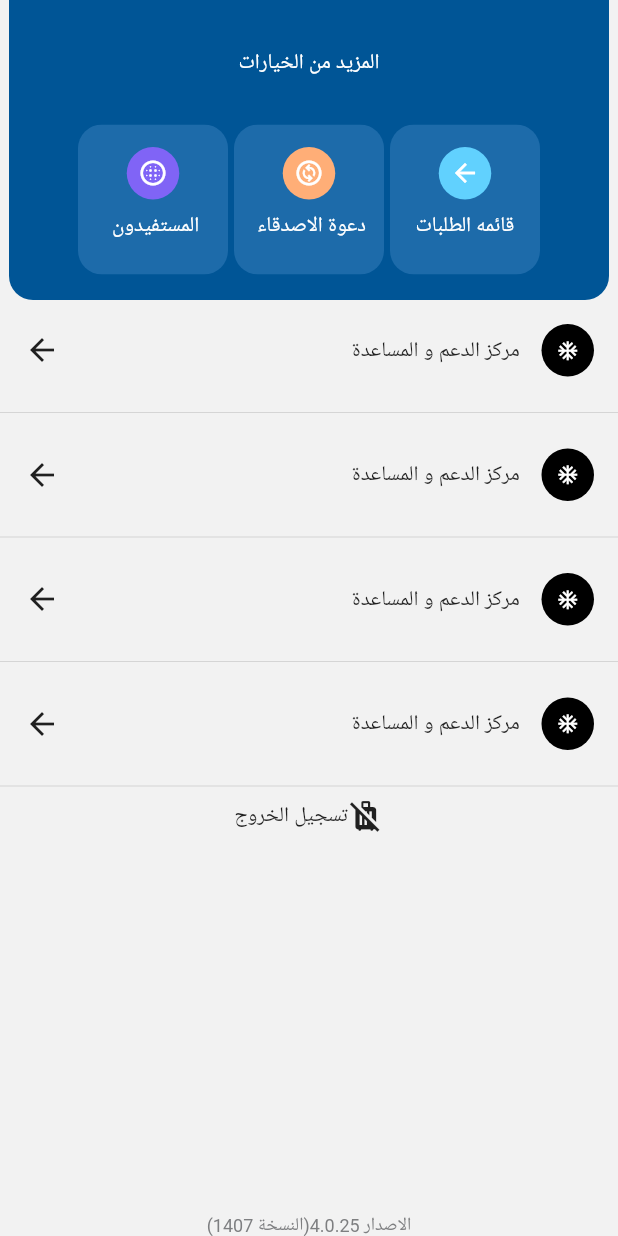
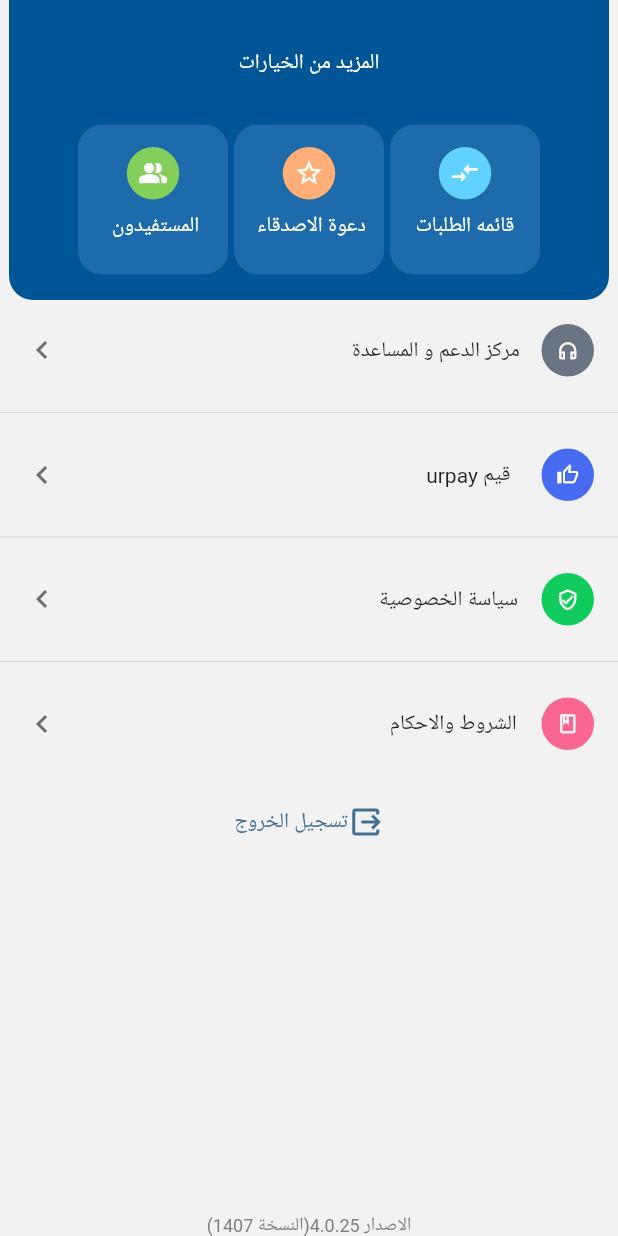
Before and after one commit to senshi900/Urpay__clone, a Flutter app: the MoreScreen screen opened directly, on a phone screen of 412 x 824 dp. Run offline on Flutter 3.47's test engine with Material 2 defaults, Android fonts, the phone set to English and light mode, and no system bars.

Commit message:
last update

```diff
--- a/clone_app/lib/Screens/more_screen.dart
+++ b/clone_app/lib/Screens/more_screen.dart
@@ -30,14 +30,14 @@ class _MoreScreenState extends State<MoreScreen> {
               mainAxisAlignment: MainAxisAlignment.center,
 
               children: [
-               IconsContiner(Icons.blur_circular_outlined, Color(0xff8064f6),
+               IconsContiner(Icons.people_alt, Color(0xff84ce5c),
                   " المستفيدون"),
                   Padding(
                     padding: const EdgeInsets.only(left:4,right: 4),
-                    child: IconsContiner(Icons.change_circle_outlined, Color(0xffffae77),
+                    child: IconsContiner(Icons.star_border_purple500_outlined, Color(0xffffae77),
                     " دعوة الاصدقاء"),
                   ),
-                  IconsContiner(Icons.arrow_back, Color(0xff61d1fe),
+                  IconsContiner(Icons.compare_arrows_sharp, Color(0xff61d1fe),
                   " قائمه الطلبات "),
             ],),
 
@@ -51,12 +51,12 @@ class _MoreScreenState extends State<MoreScreen> {
             child: Row(
               mainAxisAlignment: MainAxisAlignment.spaceBetween,
               children: [
-              Icon(Icons.arrow_back),
+              Icon(Icons.keyboard_arrow_left_sharp,color: Color(0xff6b6e75),),
               Padding(
                 padding: const EdgeInsets.only(left: 180),
                 child: Text("مركز الدعم و المساعدة",),
               ),
-              ChangeAbleIcon(Icons.ac_unit_outlined,Colors.black,15)
+              ChangeAbleIcon(Icons.headphones_outlined,Color(0xff6b7483),15)
             ],),
 
           ),
@@ -66,12 +66,12 @@ class _MoreScreenState extends State<MoreScreen> {
             child: Row(
               mainAxisAlignment: MainAxisAlignment.spaceBetween,
               children: [
-              Icon(Icons.arrow_back),
+             Icon(Icons.keyboard_arrow_left_sharp,color: Color(0xff6b6e75),),
               Padding(
-                padding: const EdgeInsets.only(left: 180),
-                child: Text("مركز الدعم و المساعدة",),
+                padding: const EdgeInsets.only(left: 220),
+                child: Text("  urpay قيم ",),
               ),
-              ChangeAbleIcon(Icons.ac_unit_outlined,Colors.black,15)
+              ChangeAbleIcon(Icons.thumb_up_alt_outlined,Color(0xff476bf1),15)
             ],),
 
           ),
@@ -81,12 +81,12 @@ class _MoreScreenState extends State<MoreScreen> {
             child: Row(
               mainAxisAlignment: MainAxisAlignment.spaceBetween,
               children: [
-              Icon(Icons.arrow_back),
+             Icon(Icons.keyboard_arrow_left_sharp,color: Color(0xff6b6e75),),
               Padding(
-                padding: const EdgeInsets.only(left: 180),
-                child: Text("مركز الدعم و المساعدة",),
+                padding: const EdgeInsets.only(left: 190),
+                child: Text("  سياسة الخصوصية",),
               ),
-              ChangeAbleIcon(Icons.ac_unit_outlined,Colors.black,15)
+              ChangeAbleIcon(Icons.verified_user_outlined,Color(0xff11cc5d),15)
             ],),
 
           ),
@@ -96,22 +96,22 @@ class _MoreScreenState extends State<MoreScreen> {
             child: Row(
               mainAxisAlignment: MainAxisAlignment.spaceBetween,
               children: [
-              Icon(Icons.arrow_back),
+              Icon(Icons.keyboard_arrow_left_sharp,color: Color(0xff6b6e75),),
               Padding(
-                padding: const EdgeInsets.only(left: 180),
-                child: Text("مركز الدعم و المساعدة",),
+                padding: const EdgeInsets.only(left: 200),
+                child: Text(" الشروط والاحكام",),
               ),
-              ChangeAbleIcon(Icons.ac_unit_outlined,Colors.black,15)
+              ChangeAbleIcon(Icons.book_outlined,Color(0xfff96690),15)
             ],),
 
           ),
-          Divider(),
+          SizedBox(height: 20,),
           Row(
             mainAxisAlignment: MainAxisAlignment.center,
             children: [
 
-            Text("تسجيل الخروج"),
-             Icon(Icons.leave_bags_at_home),
+            Text("تسجيل الخروج",style: TextStyle(color: Color(0xff427093)),),
+             Icon(Icons.output,color: Color(0xff427093),),
           ],),
           Spacer(),
           Text("الاصدار 4.0.25(النسخة 1407)",style: TextStyle(fontSize: 12,color: Color(0xff7e7f81)),)
--- a/clone_app/lib/loding_Screen.dart
+++ b/clone_app/lib/loding_Screen.dart
@@ -1,3 +1,4 @@
+import 'package:clone_app/Screens/pin_screen.dart';
 import 'package:clone_app/nav_bar_screen.dart';
 import 'package:flutter/material.dart';
 
@@ -14,7 +15,7 @@ class _LodingScreenState extends State<LodingScreen> {
     // TODO: implement initState
     super.initState();
     Future.delayed(Duration(seconds: 1),(){
-      Navigator.pushAndRemoveUntil(context, MaterialPageRoute(builder: (context)=>const NavBar()),
+      Navigator.pushAndRemoveUntil(context, MaterialPageRoute(builder: (context)=> PinScreen()),
        (route) => false);
     });
   }
```
Also changed, not shown: clone_app/lib/Screens/pin_screen.dart (added, +134 -0 lines), clone_app/lib/data/history_dataset.dart (deleted, +0 -14 lines).
